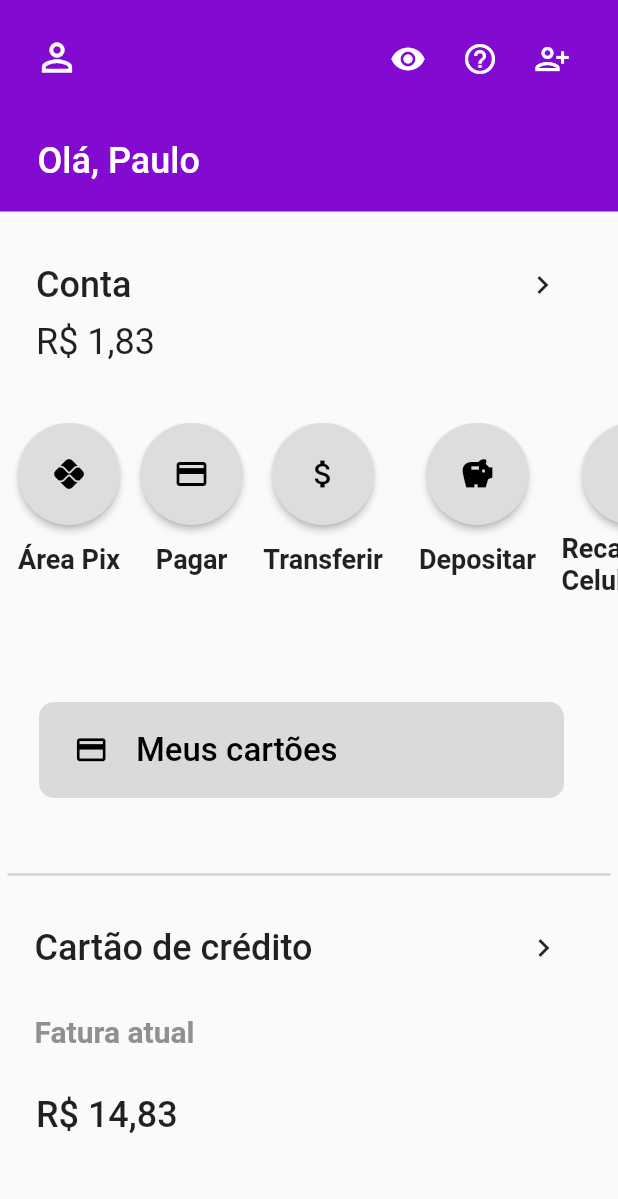
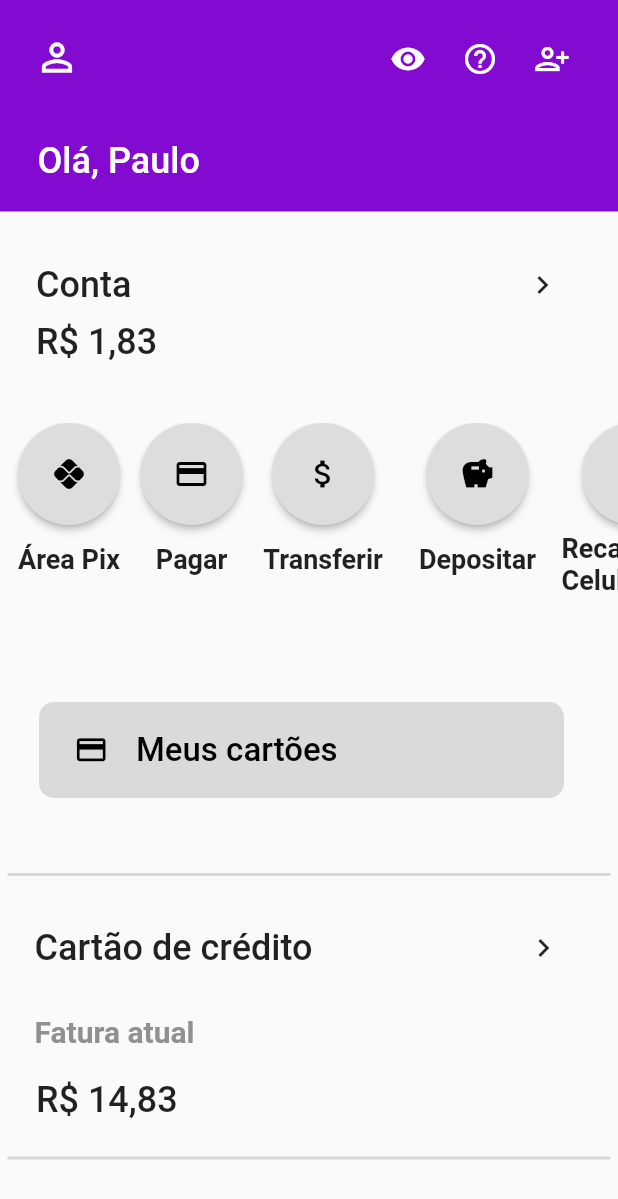
Before and after one commit to bath0ry/nubank_clone, a Flutter app: the screen it shows after launch, on a phone screen of 412 x 824 dp. Shown: the top 1199 px of the screen. Run offline on Flutter 3.47's test engine with Material 2 defaults, Android fonts, the phone set to English and light mode, and no system bars.

Commit message:
change weight account and add divider

```diff
--- a/lib/home/page/view/home_page.dart
+++ b/lib/home/page/view/home_page.dart
@@ -130,9 +130,16 @@ class HomePage extends StatelessWidget {
                 ),
               ),
               SizedBox(
-                height: 30,
+                height: 20,
               ),
               CurrentInvoice(),
+              Divider(
+                height: 50,
+                color: Color.fromARGB(255, 216, 216, 216),
+                thickness: 2,
+                indent: 5,
+                endIndent: 5,
+              ),
             ],
           ),
         ),
--- a/lib/products/components/account_balance.dart
+++ b/lib/products/components/account_balance.dart
@@ -13,7 +13,7 @@ class AccountBalance extends StatelessWidget {
           padding: const EdgeInsets.only(left: 24),
           child: Text(
             'R\$ 1,83',
-            style: TextStyle(fontSize: 24),
+            style: TextStyle(fontSize: 24, fontWeight: FontWeight.w500),
           ),
         ),
       ],
```
